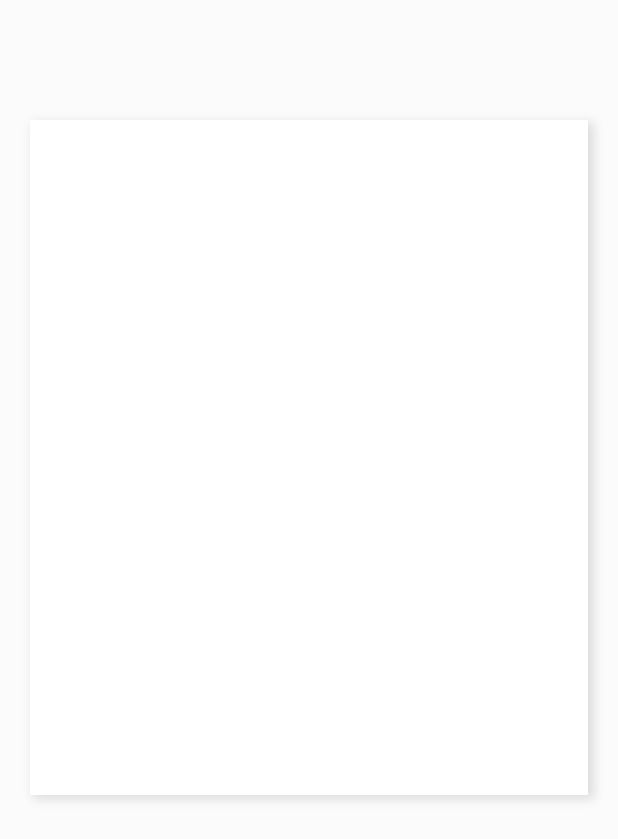
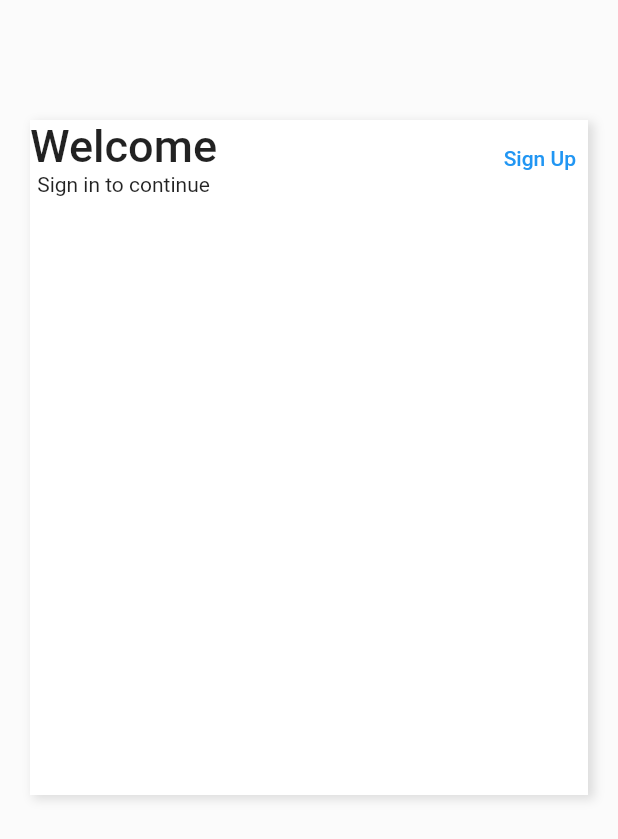
Before and after one commit to MiltonQuirino/shopping, a Flutter app: the screen it shows after launch, on a phone screen of 412 x 824 dp. Shown: the top 839 px of the screen. Run offline on Flutter 3.47's test engine with Material 2 defaults, Android fonts, the phone set to English and light mode, and no system bars.

Commit message:
Sign up layout

```diff
--- a/analysis_options.yaml
+++ b/analysis_options.yaml
@@ -24,6 +24,8 @@ linter:
   rules:
     # avoid_print: false  # Uncomment to disable the `avoid_print` rule
     # prefer_single_quotes: true  # Uncomment to enable the `prefer_single_quotes` rule
-
+    prefer_const_constructors: false
+    unnecessary_new: false
+    prefer_const_literals_to_create_immutables: false
 # Additional information about this file can be found at
 # https://dart.dev/guides/language/analysis-options
--- a/lib/pages/login.page.dart
+++ b/lib/pages/login.page.dart
@@ -18,14 +18,43 @@ class LoginPage extends StatelessWidget {
           children: <Widget>[
             Container(
               height: 450,
-              decoration: BoxDecoration(color: Colors.white, boxShadow: [
-                new BoxShadow(
-                  color: Colors.black12,
-                  offset: new Offset(3, 2.0),
-                  blurRadius: 5,
-                  spreadRadius: 1,
-                )
-              ]),
+              decoration: BoxDecoration(
+                color: Colors.white,
+                boxShadow: [
+                  BoxShadow(
+                    color: Colors.black12,
+                    offset: new Offset(3, 2.0),
+                    blurRadius: 5,
+                    spreadRadius: 1,
+                  )
+                ],
+              ),
+              child: ListView(
+                children: <Widget>[
+                  Row(
+                    mainAxisAlignment: MainAxisAlignment.spaceBetween,
+                    children: <Widget>[
+                      Column(
+                        mainAxisAlignment: MainAxisAlignment.spaceBetween,
+                        children: <Widget>[
+                          Text(
+                            "Welcome",
+                            style: TextStyle(
+                              fontSize: 30,
+                              fontWeight: FontWeight.w500,
+                            ),
+                          ),
+                          Text("Sign in to continue"),
+                        ],
+                      ),
+                      TextButton(
+                        onPressed: () {},
+                        child: Text("Sign Up"),
+                      )
+                    ],
+                  )
+                ],
+              ),
             )
           ],
         ),
```
